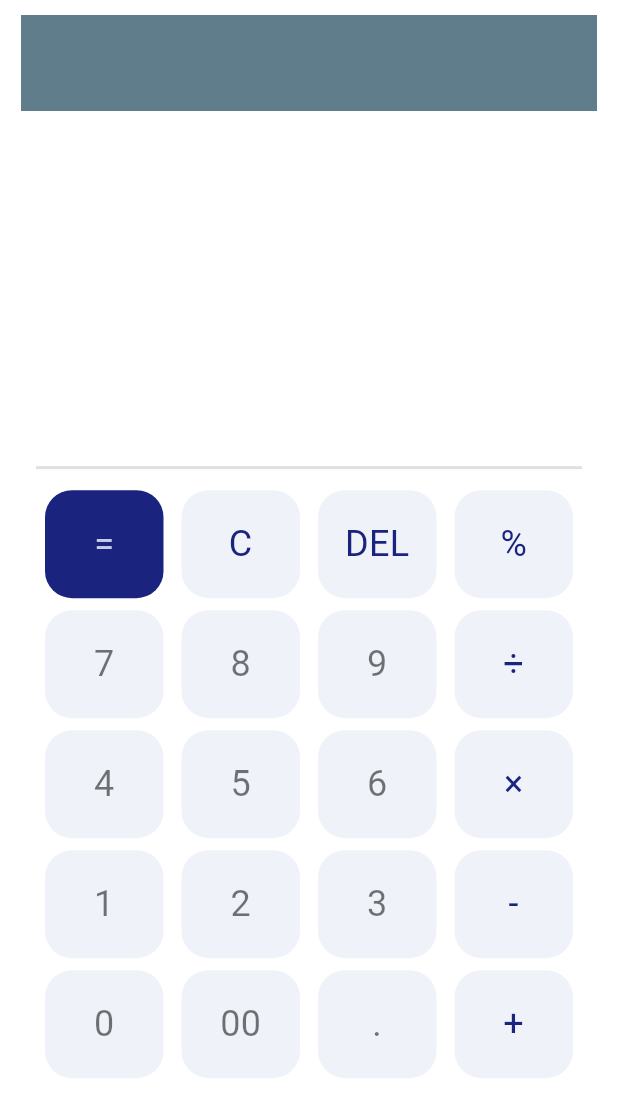
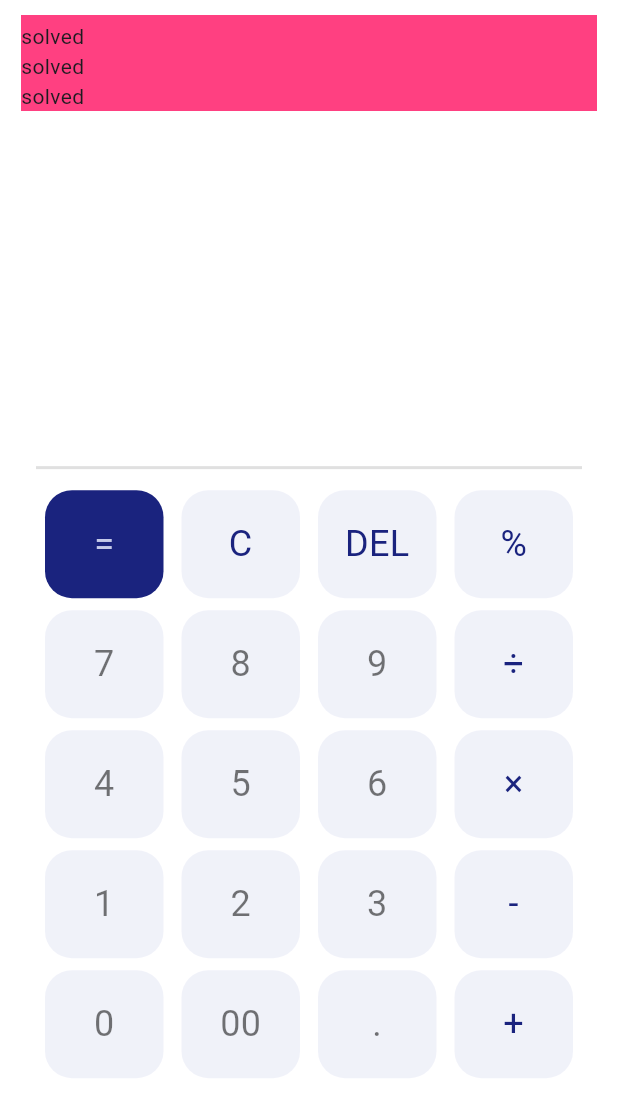
Before and after one commit to theparaxylene/flutter-kalkulator, a Flutter app: the screen it shows after launch, on a phone screen of 412 x 824 dp. Shown: the top 1117 px of the screen. Run offline on Flutter 3.47's test engine with Material 3 defaults, Android fonts, the phone set to English and light mode, and no system bars; our stand-ins replace math_expressions.

Commit message:
add history-box in the screen

```diff
--- a/lib/screens/calc_screen.dart
+++ b/lib/screens/calc_screen.dart
@@ -1,6 +1,7 @@
 import 'package:flutter/material.dart';
 import 'package:math_expressions/math_expressions.dart';
 
+import '../widgets/history_box.dart';
 import '../widgets/num_key.dart';
 
 class CalcScreen extends StatefulWidget {
@@ -55,10 +56,19 @@ class _CalcScreenState extends State<CalcScreen> {
                 child: Column(
                   children: [
                     // QUESTION HISTORY
-                    Container(
-                      height: 64,
-                      width: double.infinity,
-                      color: Colors.blueGrey,
+                    const HistoryBox(
+                      solved: [
+                        'solved',
+                        'solved',
+                        'solved',
+                        'solved',
+                        'solved',
+                        'solved',
+                        'solved',
+                        'solved',
+                        'solved',
+                        'solved',
+                      ],
                     ),
 
                     // QUESTION
--- a/lib/widgets/history_box.dart
+++ b/lib/widgets/history_box.dart
@@ -1,15 +1,25 @@
 import 'package:flutter/material.dart';
 
 class HistoryBox extends StatelessWidget {
-  const HistoryBox({super.key});
+  final List<String> solved;
+
+  const HistoryBox({
+    super.key,
+    required this.solved,
+  });
 
   @override
   Widget build(BuildContext context) {
-    return const SizedBox(
-      height: 300,
+    return SizedBox(
+      height: 64,
       width: double.infinity,
-      child: SingleChildScrollView(
-        child: Column(),
+      child: ListView.builder(
+        itemCount: solved.length,
+        reverse: true,
+        itemBuilder: (context, index) => Container(
+          color: Colors.pinkAccent,
+          child: Text(solved[index]),
+        ),
       ),
     );
   }
```
